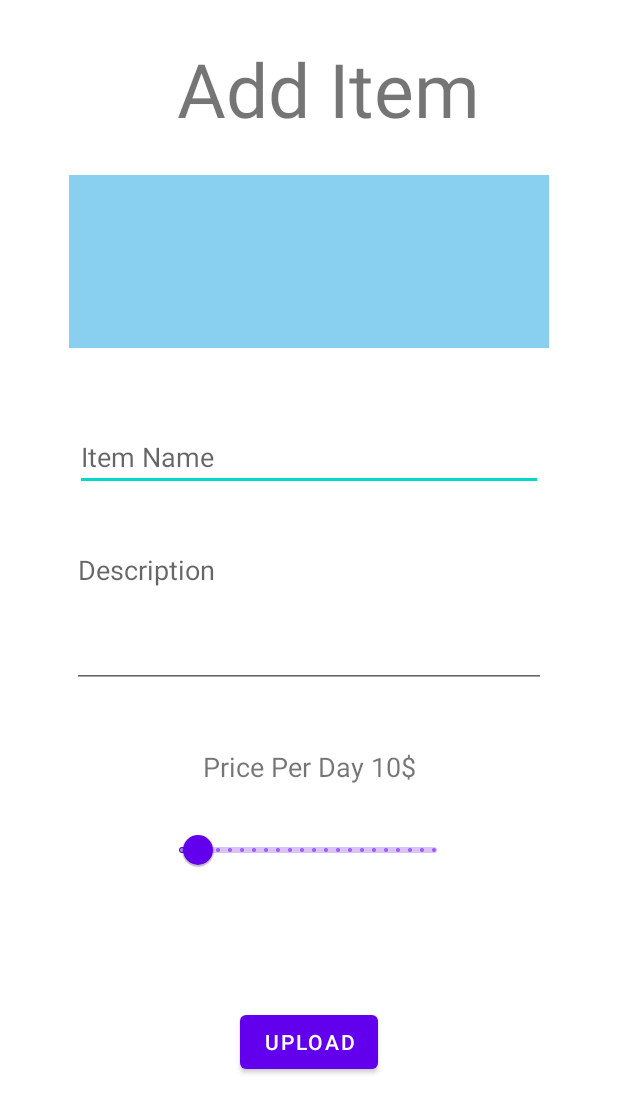
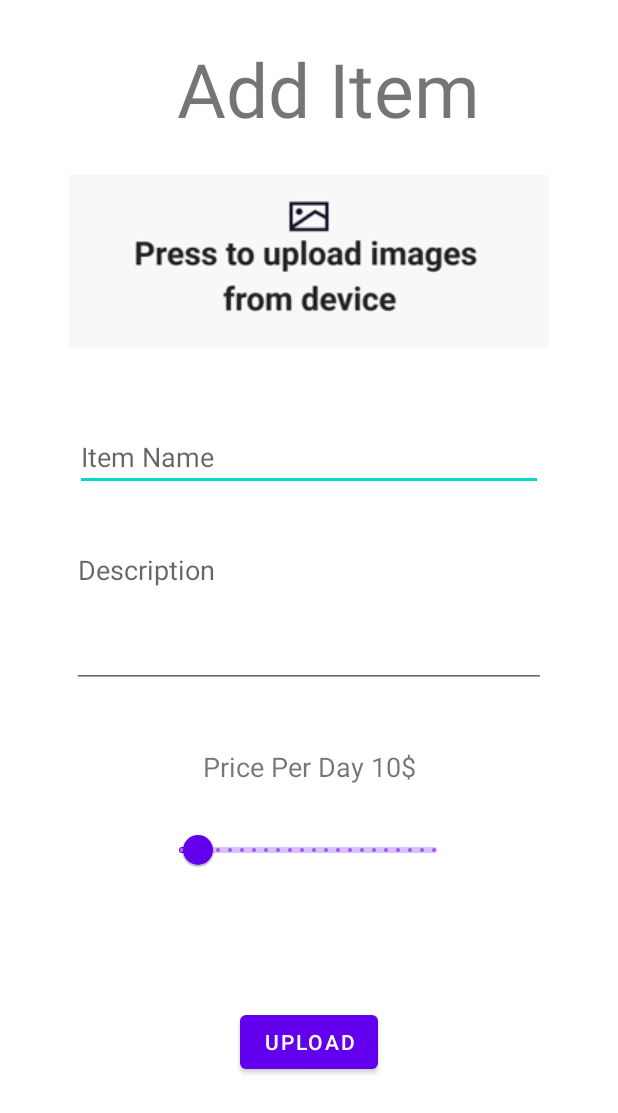
Before and after one commit to kestennoam/Hackaton-Huji-2022, an Android app: the AddItemActivity screen opened directly, with no data from a screen before it, on a phone screen of 412 x 824 dp. Shown: the top 1113 px of the screen. Run offline under Robolectric (Android 15) with nearby library versions, the light colour scheme and no system bars; our stand-ins replace Firebase (no records; nobody signed in at launch, a user with empty details on screens opened directly), Picasso.

Commit message:
Change upload photo item

```diff
--- a/app/src/main/res/layout/activity_add_item.xml
+++ b/app/src/main/res/layout/activity_add_item.xml
@@ -25,7 +25,7 @@
         android:layout_width="320dp"
         android:layout_height="115dp"
         android:layout_marginTop="24dp"
-        android:src="@drawable/temp_load_image"
+        android:src="@drawable/UploadPic2"
         app:layout_constraintEnd_toEndOf="parent"
         app:layout_constraintStart_toStartOf="parent"
         app:layout_constraintTop_toBottomOf="@+id/AddItemTitle" />
```
Also changed, not shown: app/src/main/res/drawable/UploadPic.png (added), app/src/main/res/drawable/UploadPic2.png (added).
